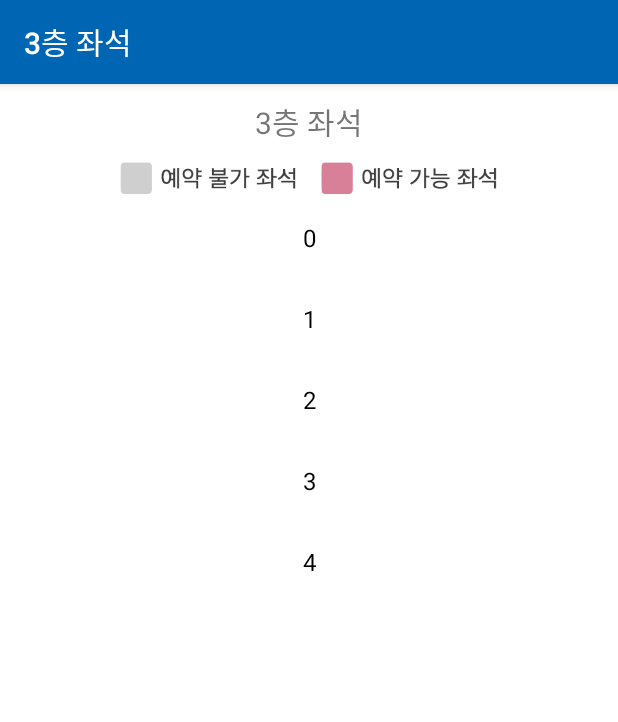
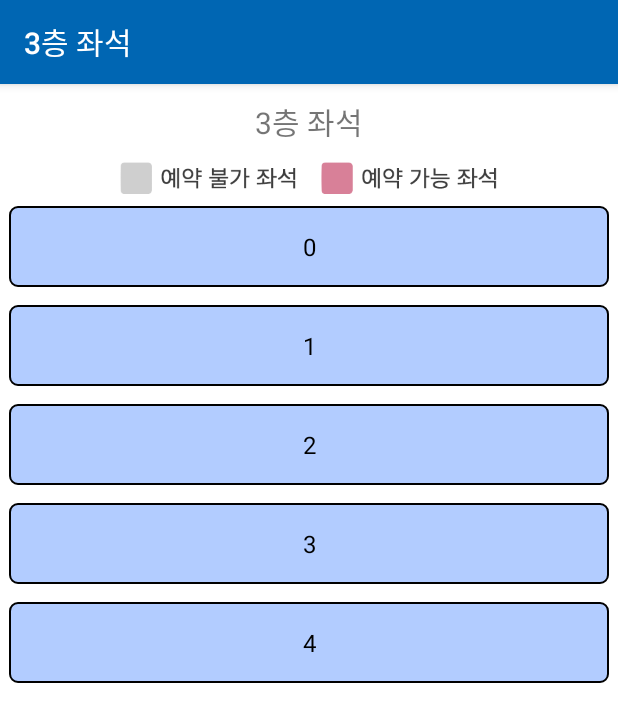
Before and after one commit to leechaeeyoung/Hallym_smart_App, an Android app: the ReserveDialog screen opened directly, with no data from a screen before it, on a phone screen of 412 x 824 dp. Shown: the top 722 px of the screen. Run offline under Robolectric (Android 15) with nearby library versions, the light colour scheme and no system bars; our stand-ins replace Firebase (no records; nobody signed in at launch, a user with empty details on screens opened directly).

Commit message:
버그 해결

```diff
--- /dev/null
+++ b/app/src/main/res/drawable/box_1s_black_5r_light_blue.xml
@@ -0,0 +1,10 @@
+<?xml version="1.0" encoding="utf-8"?>
+<shape xmlns:android="http://schemas.android.com/apk/res/android"
+android:shape="rectangle">
+
+<solid android:color="@color/lightBlue" />
+<corners
+    android:radius="5dp"/>
+<stroke android:width="1dp"
+    android:color="#000" />
+</shape>
--- a/app/src/main/res/layout/item_seat.xml
+++ b/app/src/main/res/layout/item_seat.xml
@@ -1,17 +1,20 @@
 <?xml version="1.0" encoding="utf-8"?>
-<androidx.constraintlayout.widget.ConstraintLayout
-    xmlns:android="http://schemas.android.com/apk/res/android"
+<androidx.constraintlayout.widget.ConstraintLayout xmlns:android="http://schemas.android.com/apk/res/android"
     android:layout_width="match_parent"
-    android:layout_height="wrap_content">
+    android:layout_height="wrap_content"
+    android:padding="6dp"
+    xmlns:app="http://schemas.android.com/apk/res-auto"
+    xmlns:tools="http://schemas.android.com/tools">
 
     <TextView
         android:id="@+id/tv_word"
         android:layout_width="match_parent"
         android:layout_height="match_parent"
         android:padding="16dp"
-        android:text="Text"
+        tools:text="Text"
         android:textSize="16sp"
         android:textColor="@color/black"
-        android:gravity="center"/>
+        android:gravity="center"
+        android:background="@drawable/box_1s_black_5r_light_blue"/>
 
 </androidx.constraintlayout.widget.ConstraintLayout>
--- a/app/src/main/res/values/colors.xml
+++ b/app/src/main/res/values/colors.xml
@@ -7,4 +7,5 @@
     <color name="teal_700">#FF018786</color>
     <color name="black">#FF000000</color>
     <color name="white">#FFFFFFFF</color>
+    <color name="lightBlue">#B2CCFF</color>
 </resources>
```
Also changed, not shown: app/src/main/java/com/example/hallym_smartapp/Reservation/Function/SeatAdapter.java (line endings or trailing spaces).
